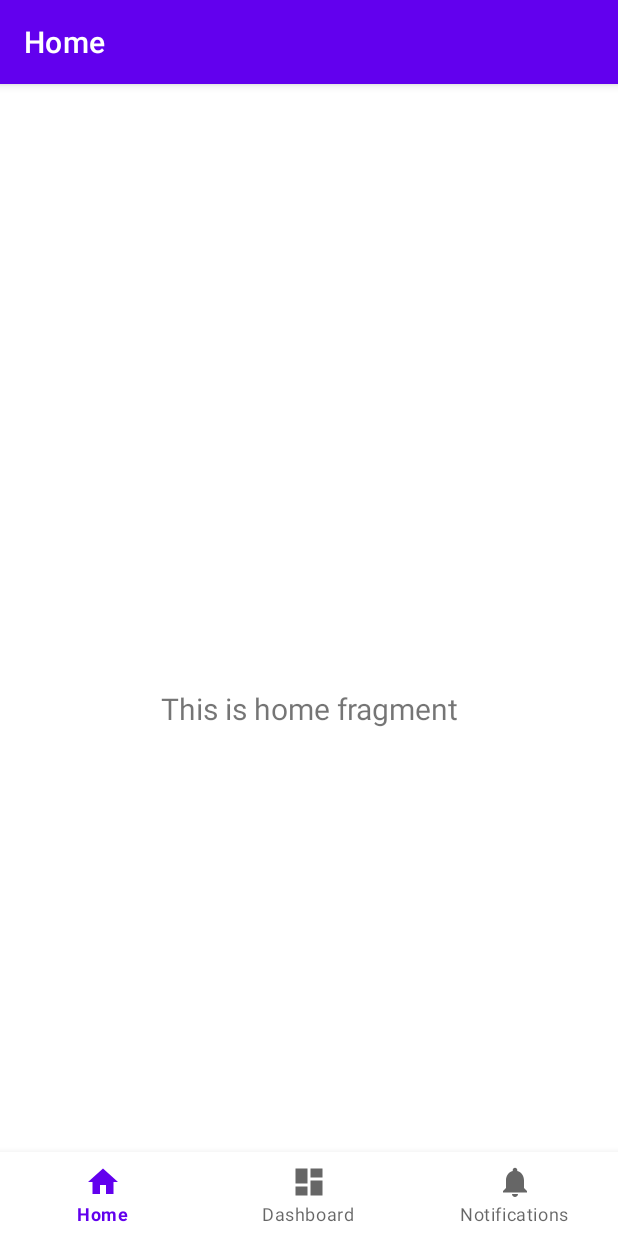
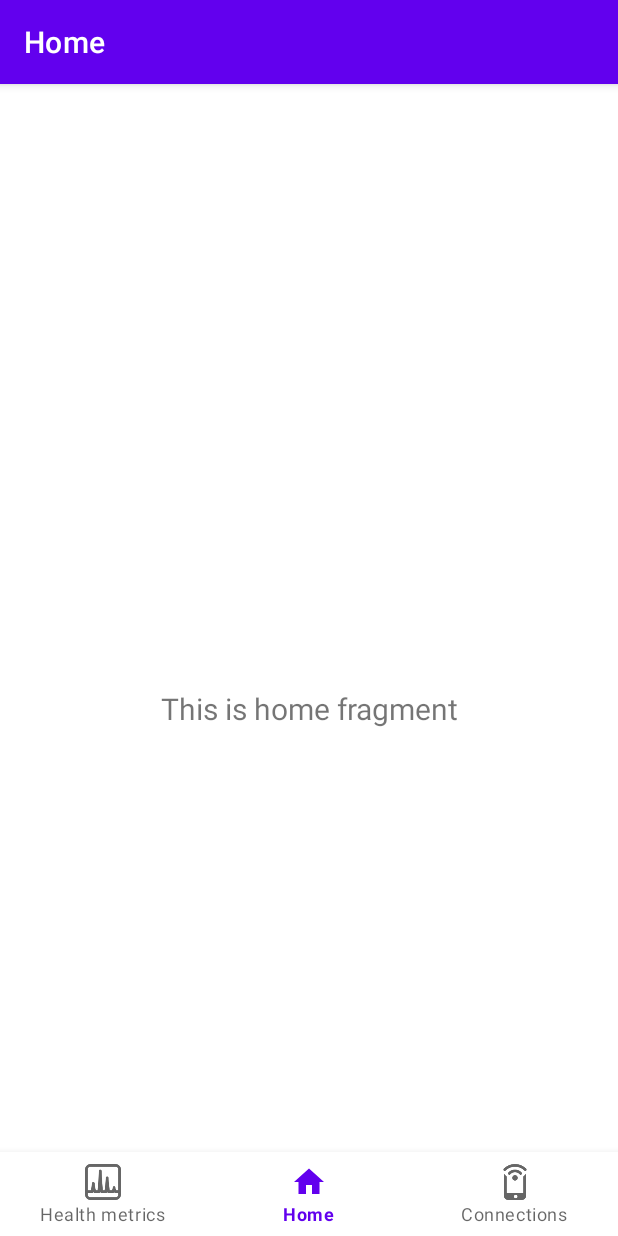
Before and after one commit to jkiddo/Specialeprojekt, an Android app: the screen it shows after launch (MainActivity), on a phone screen of 412 x 824 dp. Run offline under Robolectric (Android 15) with nearby library versions, the phone set to English and light mode, and no system bars; our stand-ins replace navigation-ui.

Commit message:
Updated icons

```diff
--- a/SeizureApp/app/src/main/java/com/example/seizureapp/MainActivity.java
+++ b/SeizureApp/app/src/main/java/com/example/seizureapp/MainActivity.java
@@ -20,7 +20,7 @@ public class MainActivity extends AppCompatActivity {
         // Passing each menu ID as a set of Ids because each
         // menu should be considered as top level destinations.
         AppBarConfiguration appBarConfiguration = new AppBarConfiguration.Builder(
-                R.id.navigation_home, R.id.navigation_dashboard, R.id.navigation_notifications)
+                R.id.navigation_home, R.id.navigation_healthMetrics, R.id.navigation_connections)
                 .build();
         NavController navController = Navigation.findNavController(this, R.id.nav_host_fragment);
         NavigationUI.setupActionBarWithNavController(this, navController, appBarConfiguration);
--- a/SeizureApp/app/src/main/res/menu/bottom_nav_menu.xml
+++ b/SeizureApp/app/src/main/res/menu/bottom_nav_menu.xml
@@ -1,19 +1,18 @@
 <?xml version="1.0" encoding="utf-8"?>
 <menu xmlns:android="http://schemas.android.com/apk/res/android">
+
+    <item
+        android:id="@+id/navigation_healthMetrics"
+        android:icon="@drawable/icon_ecg"
+        android:title="@string/title_healthMetrics" />
 
     <item
         android:id="@+id/navigation_home"
         android:icon="@drawable/ic_home_black_24dp"
         android:title="@string/title_home" />
-
     <item
-        android:id="@+id/navigation_dashboard"
-        android:icon="@drawable/ic_dashboard_black_24dp"
-        android:title="@string/title_dashboard" />
-
-    <item
-        android:id="@+id/navigation_notifications"
-        android:icon="@drawable/ic_notifications_black_24dp"
-        android:title="@string/title_notifications" />
+        android:id="@+id/navigation_connections"
+        android:icon="@drawable/icon_connections"
+        android:title="@string/title_connections" />
 
 </menu>
--- a/SeizureApp/app/src/main/res/navigation/mobile_navigation.xml
+++ b/SeizureApp/app/src/main/res/navigation/mobile_navigation.xml
@@ -12,14 +12,14 @@
         tools:layout="@layout/fragment_home" />
 
     <fragment
-        android:id="@+id/navigation_dashboard"
+        android:id="@+id/navigation_healthMetrics"
         android:name="com.example.seizureapp.ui.dashboard.DashboardFragment"
-        android:label="@string/title_dashboard"
+        android:label="@string/title_healthMetrics"
         tools:layout="@layout/fragment_dashboard" />
 
     <fragment
-        android:id="@+id/navigation_notifications"
+        android:id="@+id/navigation_connections"
         android:name="com.example.seizureapp.ui.notifications.NotificationsFragment"
-        android:label="@string/title_notifications"
+        android:label="@string/title_connections"
         tools:layout="@layout/fragment_notifications" />
 </navigation>
--- a/SeizureApp/app/src/main/res/values-night/themes.xml
+++ b/SeizureApp/app/src/main/res/values-night/themes.xml
@@ -2,8 +2,8 @@
     <!-- Base application theme. -->
     <style name="Theme.SeizureApp" parent="Theme.MaterialComponents.DayNight.DarkActionBar">
         <!-- Primary brand color. -->
-        <item name="colorPrimary">@color/purple_200</item>
-        <item name="colorPrimaryVariant">@color/purple_700</item>
+        <item name="colorPrimary">#FF9B4B</item>
+        <item name="colorPrimaryVariant">#7E4D25</item>
         <item name="colorOnPrimary">@color/black</item>
         <!-- Secondary brand color. -->
         <item name="colorSecondary">@color/teal_200</item>
--- a/SeizureApp/app/src/main/res/values/strings.xml
+++ b/SeizureApp/app/src/main/res/values/strings.xml
@@ -1,6 +1,6 @@
 <resources>
     <string name="app_name">SeizureApp</string>
     <string name="title_home">Home</string>
-    <string name="title_dashboard">Dashboard</string>
-    <string name="title_notifications">Notifications</string>
+    <string name="title_healthMetrics">Health metrics</string>
+    <string name="title_connections">Connections</string>
 </resources>
```
Also changed, not shown: SeizureApp/app/src/main/res/drawable/icon_connections.png (added), SeizureApp/app/src/main/res/drawable/icon_ecg.png (added).
